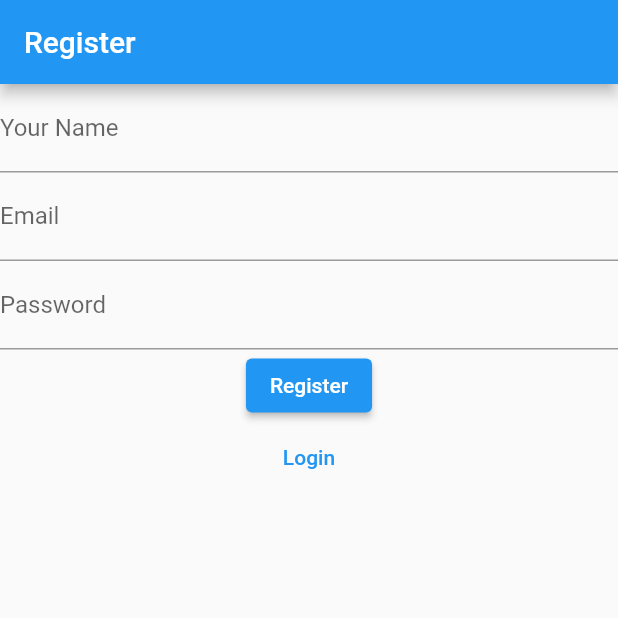
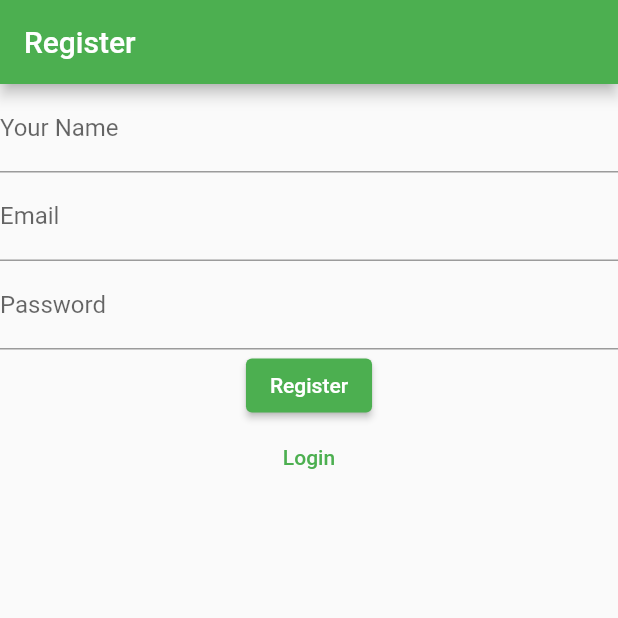
Before and after one commit to fahadimran7/sneek, a Flutter app: the screen it shows after launch, after a tap on "Login", after a tap on "Register", on a phone screen of 412 x 824 dp, the top half of it. Run offline on Flutter 3.47's test engine with Material 2 defaults, Android fonts, the phone set to English and light mode, and no system bars; our stand-ins replace cloud_firestore, firebase_auth, firebase_core; accounts and stored records are empty.

Commit message:
feat: make forms reusable by refactoring

```diff
--- /dev/null
+++ b/lib/app/components/form_busy_button.dart
@@ -0,0 +1,30 @@
+import 'package:flutter/material.dart';
+
+class FormBusyButton extends StatelessWidget {
+  const FormBusyButton(
+      {Key? key,
+      required this.onSubmitAction,
+      required this.loading,
+      required this.title})
+      : super(key: key);
+
+  final void Function()? onSubmitAction;
+  final bool loading;
+  final String title;
+
+  @override
+  Widget build(BuildContext context) {
+    return ElevatedButton(
+      onPressed: onSubmitAction,
+      child: loading
+          ? const SizedBox(
+              height: 18,
+              width: 18,
+              child: CircularProgressIndicator(
+                color: Colors.white,
+              ),
+            )
+          : Text(title),
+    );
+  }
+}
--- /dev/null
+++ b/lib/app/components/form_input_field.dart
@@ -0,0 +1,29 @@
+import 'package:flutter/material.dart';
+
+class FormInputField extends StatelessWidget {
+  const FormInputField(
+      {Key? key,
+      required this.controller,
+      required this.label,
+      required this.validator,
+      required this.obscureText})
+      : super(key: key);
+  final TextEditingController controller;
+  final String label;
+  final Function validator;
+  final bool obscureText;
+
+  @override
+  Widget build(BuildContext context) {
+    return TextFormField(
+      controller: controller,
+      decoration: InputDecoration(
+        label: Text(
+          label,
+        ),
+      ),
+      obscureText: obscureText,
+      validator: ((value) => validator(value)),
+    );
+  }
+}
--- a/lib/app/views/home_screen.dart
+++ b/lib/app/views/home_screen.dart
@@ -21,11 +21,29 @@ class HomeScreen extends StatelessWidget {
             builder: (BuildContext context,
                 AsyncSnapshot<DocumentSnapshot> snapshot) {
               if (snapshot.hasError) {
-                return const Text('Something went wrong!');
+                return Column(
+                  mainAxisAlignment: MainAxisAlignment.center,
+                  children: [
+                    const Text('Something went wrong!'),
+                    ElevatedButton(
+                      onPressed: () => authService.logOut(),
+                      child: const Text('Log out'),
+                    )
+                  ],
+                );
               }
 
               if (snapshot.hasData && !snapshot.data!.exists) {
-                return const Text("Document does not exist");
+                return Column(
+                  mainAxisAlignment: MainAxisAlignment.center,
+                  children: [
+                    const Text("Document does not exist"),
+                    ElevatedButton(
+                      onPressed: () => authService.logOut(),
+                      child: const Text('Log out'),
+                    )
+                  ],
+                );
               }
 
               if (snapshot.connectionState == ConnectionState.done) {
--- a/lib/app/views/login_screen.dart
+++ /dev/null
@@ -1,97 +0,0 @@
-import 'package:flutter/material.dart';
-import 'package:flutter_mvvm_project/app/helpers/validators.dart';
-import 'package:flutter_mvvm_project/app/services/authentication_service.dart';
-import 'package:provider/provider.dart';
-
-class LoginScreen extends StatefulWidget {
-  const LoginScreen({Key? key, required this.toggleView}) : super(key: key);
-  final void Function()? toggleView;
-
-  @override
-  State<LoginScreen> createState() => _LoginScreenState();
-}
-
-class _LoginScreenState extends State<LoginScreen> {
-  TextEditingController emailController = TextEditingController();
-  TextEditingController passwordController = TextEditingController();
-  String error = '';
-  bool loading = false;
-  final _formKey = GlobalKey<FormState>();
-
-  @override
-  void dispose() {
-    emailController.dispose();
-    passwordController.dispose();
-    super.dispose();
-  }
-
-  @override
-  Widget build(BuildContext context) {
-    final authService = context.watch<AuthenticationService>();
-
-    return Scaffold(
-      appBar: AppBar(
-        title: const Text('Login'),
-      ),
-      body: loading
-          ? const Center(child: CircularProgressIndicator())
-          : Form(
-              key: _formKey,
-              child: Column(
-                children: [
-                  TextFormField(
-                    controller: emailController,
-                    decoration: const InputDecoration(
-                      label: Text(
-                        'Email',
-                      ),
-                    ),
-                    validator: ((value) => Validators.validateEmail(value)),
-                  ),
-                  TextFormField(
-                    controller: passwordController,
-                    decoration: const InputDecoration(
-                      label: Text(
-                        'Password',
-                      ),
-                    ),
-                    obscureText: true,
-                    validator: ((value) => Validators.validatePassword(value)),
-                  ),
-                  ElevatedButton(
-                    onPressed: () async {
-                      if (_formKey.currentState!.validate()) {
-                        setState(() {
-                          loading = true;
-                        });
-
-                        final res =
-                            await authService.signInWithEmailAndPassword(
-                          email: emailController.text,
-                          password: passwordController.text,
-                        );
-
-                        if (res is! bool) {
-                          setState(() {
-                            loading = false;
-                            error = res;
-                          });
-                        }
-                      }
-                    },
-                    child: const Text('Login'),
-                  ),
-                  TextButton(
-                    onPressed: widget.toggleView,
-                    child: const Text('Register'),
-                  ),
-                  Text(
-                    error,
-                    style: const TextStyle(color: Colors.red, fontSize: 14.0),
-                  ),
-                ],
-              ),
-            ),
-    );
-  }
-}
--- /dev/null
+++ b/lib/app/views/login_screen/components/body.dart
@@ -0,0 +1,19 @@
+import 'package:flutter/material.dart';
+import 'package:flutter_mvvm_project/app/views/login_screen/components/login_form.dart';
+
+class Body extends StatefulWidget {
+  const Body({Key? key, this.toggleView}) : super(key: key);
+  final void Function()? toggleView;
+
+  @override
+  State<Body> createState() => _BodyState();
+}
+
+class _BodyState extends State<Body> {
+  @override
+  Widget build(BuildContext context) {
+    return LoginForm(
+      toggleView: widget.toggleView,
+    );
+  }
+}
--- /dev/null
+++ b/lib/app/views/login_screen/components/login_form.dart
@@ -0,0 +1,87 @@
+import 'package:flutter/material.dart';
+import 'package:flutter_mvvm_project/app/components/form_busy_button.dart';
+import 'package:flutter_mvvm_project/app/components/form_input_field.dart';
+import 'package:flutter_mvvm_project/app/helpers/validators.dart';
+import 'package:provider/provider.dart';
+import '../../../services/authentication_service.dart';
+
+class LoginForm extends StatefulWidget {
+  const LoginForm({Key? key, this.toggleView}) : super(key: key);
+  final void Function()? toggleView;
+
+  @override
+  State<LoginForm> createState() => _LoginFormState();
+}
+
+class _LoginFormState extends State<LoginForm> {
+  TextEditingController emailController = TextEditingController();
+  TextEditingController passwordController = TextEditingController();
+  String error = '';
+  bool loading = false;
+  final _formKey = GlobalKey<FormState>();
+
+  @override
+  void dispose() {
+    emailController.dispose();
+    passwordController.dispose();
+    super.dispose();
+  }
+
+  // Login Action
+  onSubmitAction(authService) async {
+    if (_formKey.currentState!.validate()) {
+      setState(() {
+        loading = true;
+      });
+
+      final res = await authService.signInWithEmailAndPassword(
+        email: emailController.text,
+        password: passwordController.text,
+      );
+
+      if (res is! bool) {
+        setState(() {
+          loading = false;
+          error = res;
+        });
+      }
+    }
+  }
+
+  @override
+  Widget build(BuildContext context) {
+    final authService = context.watch<AuthenticationService>();
+
+    return Form(
+      key: _formKey,
+      child: Column(
+        children: [
+          FormInputField(
+            controller: emailController,
+            label: 'Email',
+            validator: Validators.validateEmail,
+            obscureText: false,
+          ),
+          FormInputField(
+            controller: passwordController,
+            label: 'Password',
+            validator: Validators.validatePassword,
+            obscureText: false,
+          ),
+          FormBusyButton(
+              title: 'Login',
+              onSubmitAction: () => onSubmitAction(authService),
+              loading: loading),
+          TextButton(
+            onPressed: widget.toggleView,
+            child: const Text('Register'),
+          ),
+          Text(
+            error,
+            style: const TextStyle(color: Colors.red, fontSize: 14.0),
+          ),
+        ],
+      ),
+    );
+  }
+}
--- /dev/null
+++ b/lib/app/views/login_screen/login_screen.dart
@@ -0,0 +1,23 @@
+import 'package:flutter/material.dart';
+
+import 'components/body.dart';
+
+class LoginScreen extends StatefulWidget {
+  const LoginScreen({Key? key, required this.toggleView}) : super(key: key);
+  final void Function()? toggleView;
+
+  @override
+  State<LoginScreen> createState() => _LoginScreenState();
+}
+
+class _LoginScreenState extends State<LoginScreen> {
+  @override
+  Widget build(BuildContext context) {
+    return Scaffold(
+      appBar: AppBar(
+        title: const Text('Login'),
+      ),
+      body: Body(toggleView: widget.toggleView),
+    );
+  }
+}
--- a/lib/app/views/register_screen.dart
+++ /dev/null
@@ -1,124 +0,0 @@
-import 'package:flutter/material.dart';
-import 'package:flutter_mvvm_project/app/services/user_service.dart';
-import 'package:provider/provider.dart';
-import '../helpers/validators.dart';
-import '../services/authentication_service.dart';
-
-class RegisterScreen extends StatefulWidget {
-  const RegisterScreen({Key? key, this.toggleView}) : super(key: key);
-  final void Function()? toggleView;
-
-  @override
-  State<RegisterScreen> createState() => _RegisterScreenState();
-}
-
-class _RegisterScreenState extends State<RegisterScreen> {
-  TextEditingController nameController = TextEditingController();
-  TextEditingController emailController = TextEditingController();
-  TextEditingController passwordController = TextEditingController();
-  String error = '';
-  bool loading = false;
-  final _formKey = GlobalKey<FormState>();
-
-  @override
-  void dispose() {
-    nameController.dispose();
-    emailController.dispose();
-    passwordController.dispose();
-    super.dispose();
-  }
-
-  @override
-  Widget build(BuildContext context) {
-    final authService = context.watch<AuthenticationService>();
-    final userService = context.watch<UserService>();
-
-    return Scaffold(
-      appBar: AppBar(
-        title: const Text('Register'),
-      ),
-      body: loading
-          ? const Center(child: CircularProgressIndicator())
-          : Form(
-              key: _formKey,
-              child: Column(
-                children: [
-                  TextFormField(
-                    controller: nameController,
-                    decoration: const InputDecoration(
-                      label: Text(
-                        'Your Name',
-                      ),
-                    ),
-                    validator: ((value) => Validators.validateName(value)),
-                  ),
-                  TextFormField(
-                    controller: emailController,
-                    decoration: const InputDecoration(
-                      label: Text(
-                        'Email',
-                      ),
-                    ),
-                    validator: ((value) => Validators.validateEmail(value)),
-                  ),
-                  TextFormField(
-                    controller: passwordController,
-                    decoration: const InputDecoration(
-                      label: Text(
-                        'Password',
-                      ),
-                    ),
-                    obscureText: true,
-                    validator: ((value) => Validators.validatePassword(value)),
-                  ),
-                  ElevatedButton(
-                    onPressed: () async {
-                      if (_formKey.currentState!.validate()) {
-                        setState(() {
-                          loading = true;
-                        });
-
-                        final user = await authService.registerNewUser(
-                          email: emailController.text,
-                          password: passwordController.text,
-                        );
-
-                        if (user == null) {
-                          setState(() {
-                            loading = false;
-                            error =
-                                'Unable to register with given credentails!';
-                          });
-                        } else {
-                          // Add user to firestore
-                          final savedUser = await userService.createNewUser(
-                            email: emailController.text,
-                            name: nameController.text,
-                            uid: user.uid,
-                          );
-
-                          if (savedUser == null) {
-                            setState(() {
-                              loading = false;
-                              error = 'User profile not created!';
-                            });
-                          }
-                        }
-                      }
-                    },
-                    child: const Text('Register'),
-                  ),
-                  TextButton(
-                    onPressed: widget.toggleView,
-                    child: const Text('Login'),
-                  ),
-                  Text(
-                    error,
-                    style: const TextStyle(color: Colors.red, fontSize: 14.0),
-                  ),
-                ],
-              ),
-            ),
-    );
-  }
-}
--- /dev/null
+++ b/lib/app/views/register_screen/components/body.dart
@@ -0,0 +1,19 @@
+import 'package:flutter/material.dart';
+import 'package:flutter_mvvm_project/app/views/register_screen/components/register_form.dart';
+
+class Body extends StatefulWidget {
+  const Body({Key? key, this.toggleView}) : super(key: key);
+  final void Function()? toggleView;
+
+  @override
+  State<Body> createState() => _BodyState();
+}
+
+class _BodyState extends State<Body> {
+  @override
+  Widget build(BuildContext context) {
+    return RegisterForm(
+      toggleView: widget.toggleView,
+    );
+  }
+}
--- /dev/null
+++ b/lib/app/views/register_screen/components/register_form.dart
@@ -0,0 +1,111 @@
+import 'package:flutter/material.dart';
+import 'package:flutter_mvvm_project/app/components/form_busy_button.dart';
+import 'package:flutter_mvvm_project/app/components/form_input_field.dart';
+import 'package:flutter_mvvm_project/app/helpers/validators.dart';
+import 'package:flutter_mvvm_project/app/services/user_service.dart';
+import 'package:provider/provider.dart';
+import '../../../services/authentication_service.dart';
+
+class RegisterForm extends StatefulWidget {
+  const RegisterForm({Key? key, this.toggleView}) : super(key: key);
+  final void Function()? toggleView;
+
+  @override
+  State<RegisterForm> createState() => _RegisterFormState();
+}
+
+class _RegisterFormState extends State<RegisterForm> {
+  TextEditingController nameController = TextEditingController();
+  TextEditingController emailController = TextEditingController();
+  TextEditingController passwordController = TextEditingController();
+  String error = '';
+  bool loading = false;
+  final _formKey = GlobalKey<FormState>();
+
+  @override
+  void dispose() {
+    nameController.dispose();
+    emailController.dispose();
+    passwordController.dispose();
+    super.dispose();
+  }
+
+  // Login Action
+  onSubmitAction(authService, userService) async {
+    if (_formKey.currentState!.validate()) {
+      setState(() {
+        loading = true;
+      });
+
+      final user = await authService.registerNewUser(
+        email: emailController.text,
+        password: passwordController.text,
+      );
+
+      if (user == null) {
+        setState(() {
+          loading = false;
+          error = 'Unable to register with given credentails!';
+        });
+      } else {
+        // Add user to firestore
+        final savedUser = await userService.createNewUser(
+          email: emailController.text,
+          name: nameController.text,
+          uid: user.uid,
+        );
+
+        if (savedUser == null) {
+          setState(() {
+            loading = false;
+            error = 'User profile not created!';
+          });
+        }
+      }
+    }
+  }
+
+  @override
+  Widget build(BuildContext context) {
+    final authService = context.watch<AuthenticationService>();
+    final userService = context.watch<UserService>();
+
+    return Form(
+      key: _formKey,
+      child: Column(
+        children: [
+          FormInputField(
+            controller: nameController,
+            label: 'Your Name',
+            validator: Validators.validateName,
+            obscureText: false,
+          ),
+          FormInputField(
+            controller: emailController,
+            label: 'Email',
+            validator: Validators.validateEmail,
+            obscureText: false,
+          ),
+          FormInputField(
+            controller: passwordController,
+            label: 'Password',
+            validator: Validators.validatePassword,
+            obscureText: true,
+          ),
+          FormBusyButton(
+              title: 'Register',
+              onSubmitAction: () => onSubmitAction(authService, userService),
+              loading: loading),
+          TextButton(
+            onPressed: widget.toggleView,
+            child: const Text('Login'),
+          ),
+          Text(
+            error,
+            style: const TextStyle(color: Colors.red, fontSize: 14.0),
+          ),
+        ],
+      ),
+    );
+  }
+}
--- /dev/null
+++ b/lib/app/views/register_screen/register_screen.dart
@@ -0,0 +1,22 @@
+import 'package:flutter/material.dart';
+import 'components/body.dart';
+
+class RegisterScreen extends StatefulWidget {
+  const RegisterScreen({Key? key, required this.toggleView}) : super(key: key);
+  final void Function()? toggleView;
+
+  @override
+  State<RegisterScreen> createState() => _RegisterScreenState();
+}
+
+class _RegisterScreenState extends State<RegisterScreen> {
+  @override
+  Widget build(BuildContext context) {
+    return Scaffold(
+      appBar: AppBar(
+        title: const Text('Register'),
+      ),
+      body: Body(toggleView: widget.toggleView),
+    );
+  }
+}
--- a/lib/main.dart
+++ b/lib/main.dart
@@ -29,8 +29,9 @@ class MyApp extends StatelessWidget {
       ],
       child: MaterialApp(
         title: 'Flutter Demo',
+        debugShowCheckedModeBanner: false,
         theme: ThemeData(
-          primarySwatch: Colors.blue,
+          primarySwatch: Colors.green,
         ),
         home: const Layout(),
       ),
```
Also changed, not shown: lib/app/views/authenticate.dart (+3 -4 lines).
